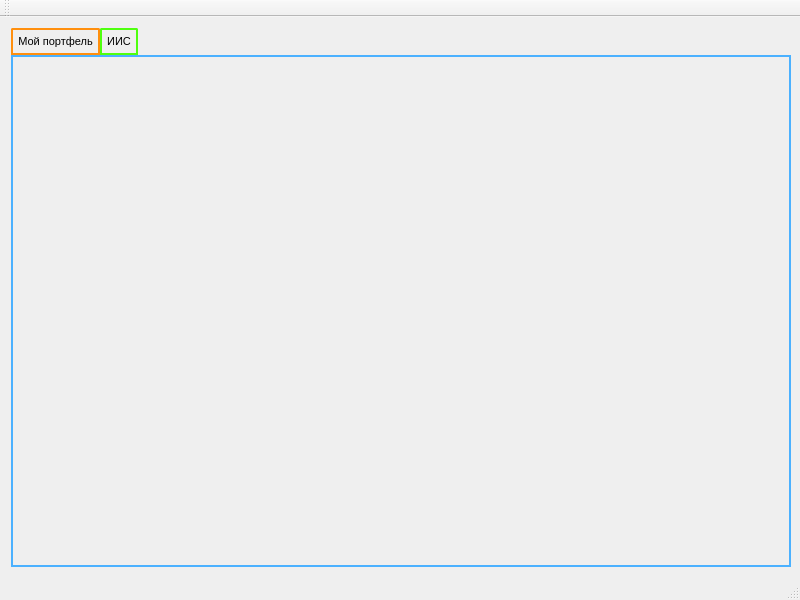
grifill/FG_Invest, file soft/FG_InvestPC/mainwindow.ui: the form before one commit.
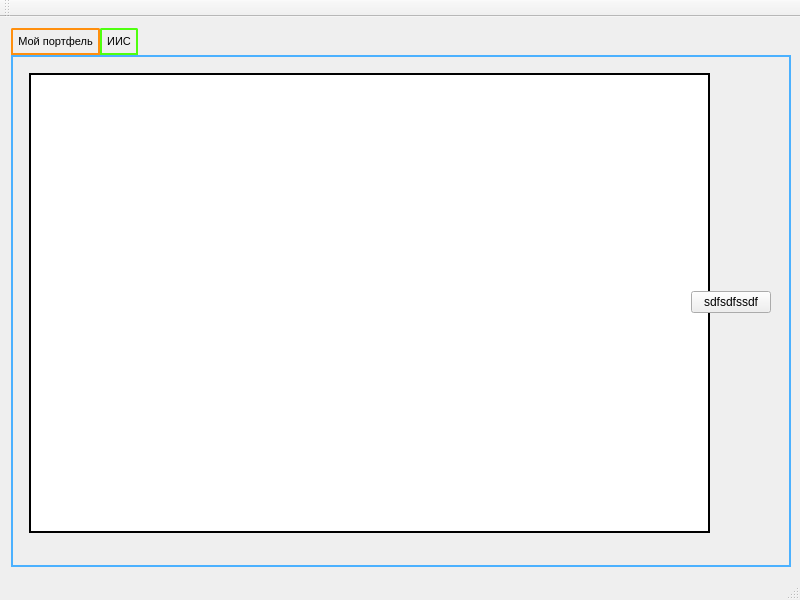
The form after the commit. The open tabs and pages were chosen to show the change.

```diff
--- a/soft/FG_InvestPC/mainwindow.ui
+++ b/soft/FG_InvestPC/mainwindow.ui
@@ -234,6 +234,127 @@
        <attribute name="title">
         <string>ИИС</string>
        </attribute>
+       <widget class="QWidget" name="gridLayoutWidget_2">
+        <property name="geometry">
+         <rect>
+          <x>0</x>
+          <y>0</y>
+          <width>764</width>
+          <height>481</height>
+         </rect>
+        </property>
+        <layout class="QGridLayout" name="gridLayout_3">
+         <item row="0" column="0">
+          <widget class="QTableView" name="iis_table">
+           <property name="minimumSize">
+            <size>
+             <width>681</width>
+             <height>460</height>
+            </size>
+           </property>
+           <property name="font">
+            <font>
+             <pointsize>8</pointsize>
+            </font>
+           </property>
+           <property name="contextMenuPolicy">
+            <enum>Qt::NoContextMenu</enum>
+           </property>
+           <property name="styleSheet">
+            <string notr="true">QHeaderView::section{
+border-top:0px solid #D8D8D8;
+border-left:0px solid #D8D8D8;
+border-right:1px solid #D8D8D8;
+border-bottom: 1px solid #D8D8D8;
+background-color:white;
+padding:4px;
+}
+        
+QTableCornerButton::section{
+border-top:0px solid #D8D8D8;
+border-left:0px solid #D8D8D8;
+border-right:1px solid #D8D8D8;
+border-bottom: 1px solid #D8D8D8;
+background-color:white;
+}</string>
+           </property>
+           <property name="frameShape">
+            <enum>QFrame::Box</enum>
+           </property>
+           <property name="frameShadow">
+            <enum>QFrame::Plain</enum>
+           </property>
+           <property name="lineWidth">
+            <number>2</number>
+           </property>
+           <property name="midLineWidth">
+            <number>1</number>
+           </property>
+           <property name="verticalScrollBarPolicy">
+            <enum>Qt::ScrollBarAlwaysOff</enum>
+           </property>
+           <property name="horizontalScrollBarPolicy">
+            <enum>Qt::ScrollBarAsNeeded</enum>
+           </property>
+           <property name="sizeAdjustPolicy">
+            <enum>QAbstractScrollArea::AdjustToContents</enum>
+           </property>
+           <property name="autoScroll">
+            <bool>false</bool>
+           </property>
+           <property name="editTriggers">
+            <set>QAbstractItemView::NoEditTriggers</set>
+           </property>
+           <property name="tabKeyNavigation">
+            <bool>false</bool>
+           </property>
+           <property name="showDropIndicator" stdset="0">
+            <bool>false</bool>
+           </property>
+           <property name="dragDropOverwriteMode">
+            <bool>false</bool>
+           </property>
+           <property name="textElideMode">
+            <enum>Qt::ElideMiddle</enum>
+           </property>
+           <property name="gridStyle">
+            <enum>Qt::CustomDashLine</enum>
+           </property>
+           <property name="sortingEnabled">
+            <bool>false</bool>
+           </property>
+           <property name="cornerButtonEnabled">
+            <bool>false</bool>
+           </property>
+           <attribute name="horizontalHeaderCascadingSectionResizes">
+            <bool>false</bool>
+           </attribute>
+           <attribute name="horizontalHeaderShowSortIndicator" stdset="0">
+            <bool>false</bool>
+           </attribute>
+           <attribute name="horizontalHeaderStretchLastSection">
+            <bool>false</bool>
+           </attribute>
+           <attribute name="verticalHeaderCascadingSectionResizes">
+            <bool>false</bool>
+           </attribute>
+           <attribute name="verticalHeaderShowSortIndicator" stdset="0">
+            <bool>false</bool>
+           </attribute>
+           <attribute name="verticalHeaderStretchLastSection">
+            <bool>false</bool>
+           </attribute>
+          </widget>
+         </item>
+         <item row="0" column="1">
+          <widget class="QPushButton" name="iis_refresh">
+           <property name="text">
+            <string>sdfsdfssdf</string>
+           </property>
+          </widget>
+         </item>
+        </layout>
+       </widget>
       </widget>
      </widget>
     </item>
```
